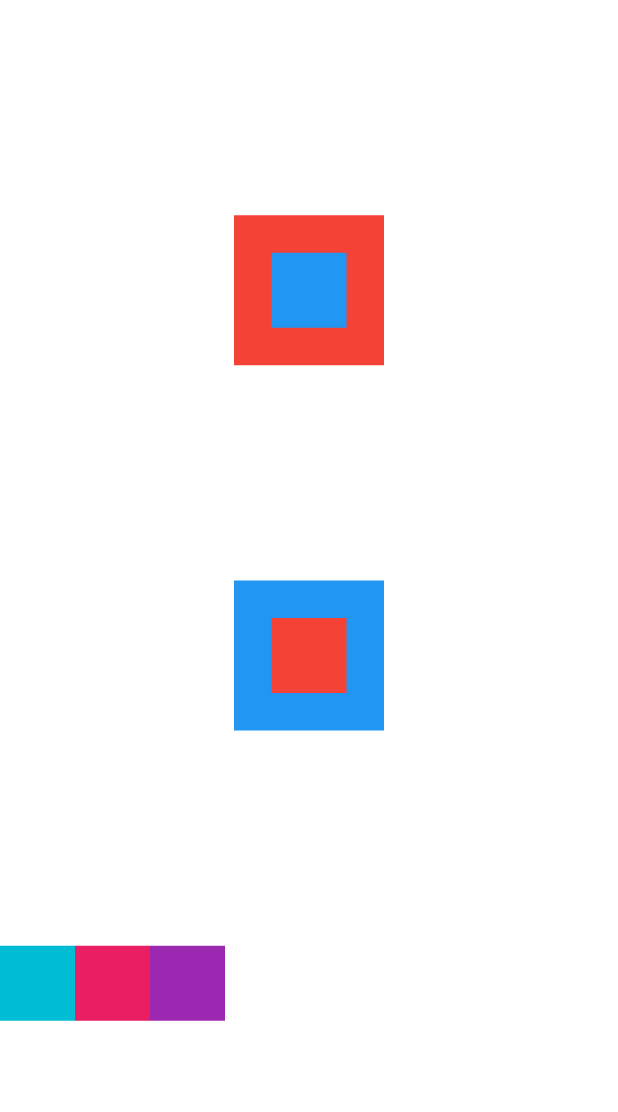
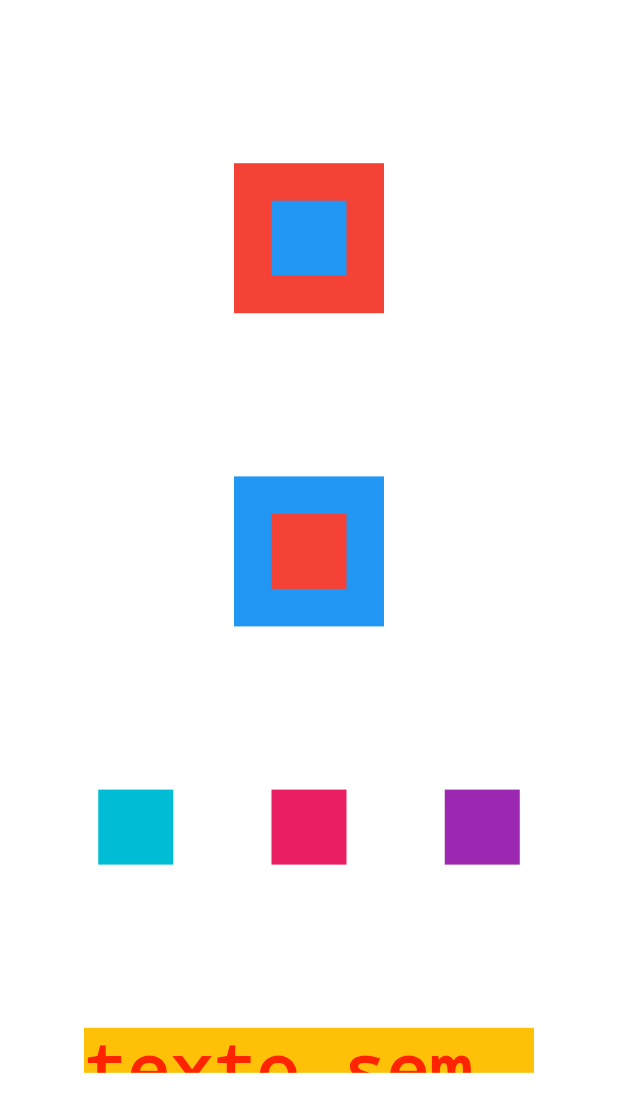
Before and after one commit to gkpiccoli/Personal-Todo-App, a Flutter app: the screen it shows after launch, on a phone screen of 412 x 824 dp. Shown: the top 1112 px of the screen. Run offline on Flutter 3.47's test engine with Material 2 defaults, Android fonts, the phone set to English and light mode, and no system bars.

Commit message:
Update README.md

```diff
--- a/app_1/lib/main.dart
+++ b/app_1/lib/main.dart
@@ -51,6 +51,8 @@ class MyApp extends StatelessWidget {
               ],
             ),
             Row(
+              mainAxisAlignment: MainAxisAlignment.spaceEvenly,
+              crossAxisAlignment: CrossAxisAlignment.center,
               children: [
                 Container(
                   color: Colors.cyan,
@@ -68,6 +70,12 @@ class MyApp extends StatelessWidget {
                   width: 50,
                 ),
               ],
+            ),
+            Container(
+              color: Colors.amber,
+              height: 30,
+              width: 300,
+              child: const Text('texto sem estilização'),
             )
           ],
         ),
```
Also changed, not shown: 1 other file.
